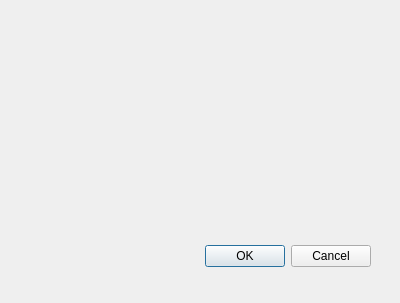
The window that info_silo/UI/keyword_search.ui (austinschaaf1/455_final) describes before a commit, drawn with Qt 5.
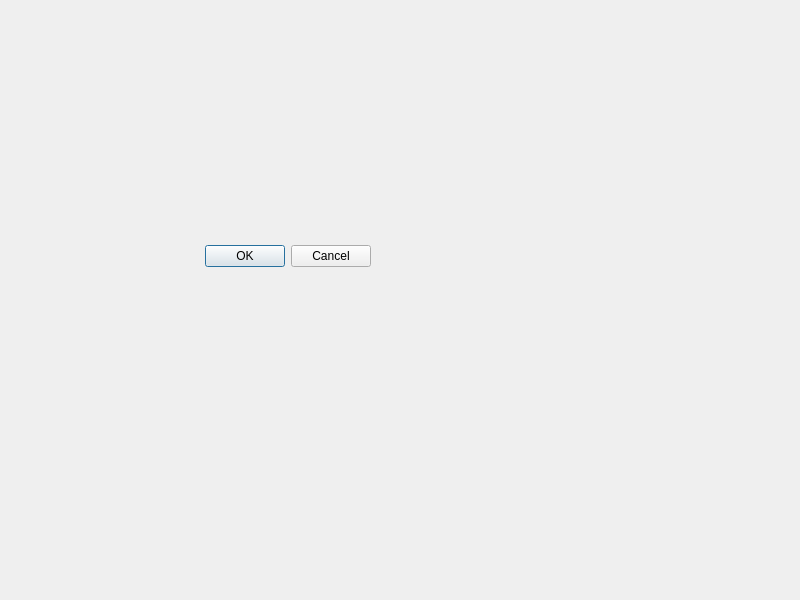
The same window after the commit.

Patch:
```diff
--- a/info_silo/UI/keyword_search.ui
+++ b/info_silo/UI/keyword_search.ui
@@ -6,10 +6,22 @@
    <rect>
     <x>0</x>
     <y>0</y>
-    <width>400</width>
-    <height>303</height>
+    <width>800</width>
+    <height>600</height>
    </rect>
   </property>
+  <property name="minimumSize">
+   <size>
+    <width>800</width>
+    <height>600</height>
+   </size>
+  </property>
+  <property name="maximumSize">
+   <size>
+    <width>800</width>
+    <height>600</height>
+   </size>
+  </property>
   <property name="windowTitle">
    <string>Dialog</string>
   </property>
```
